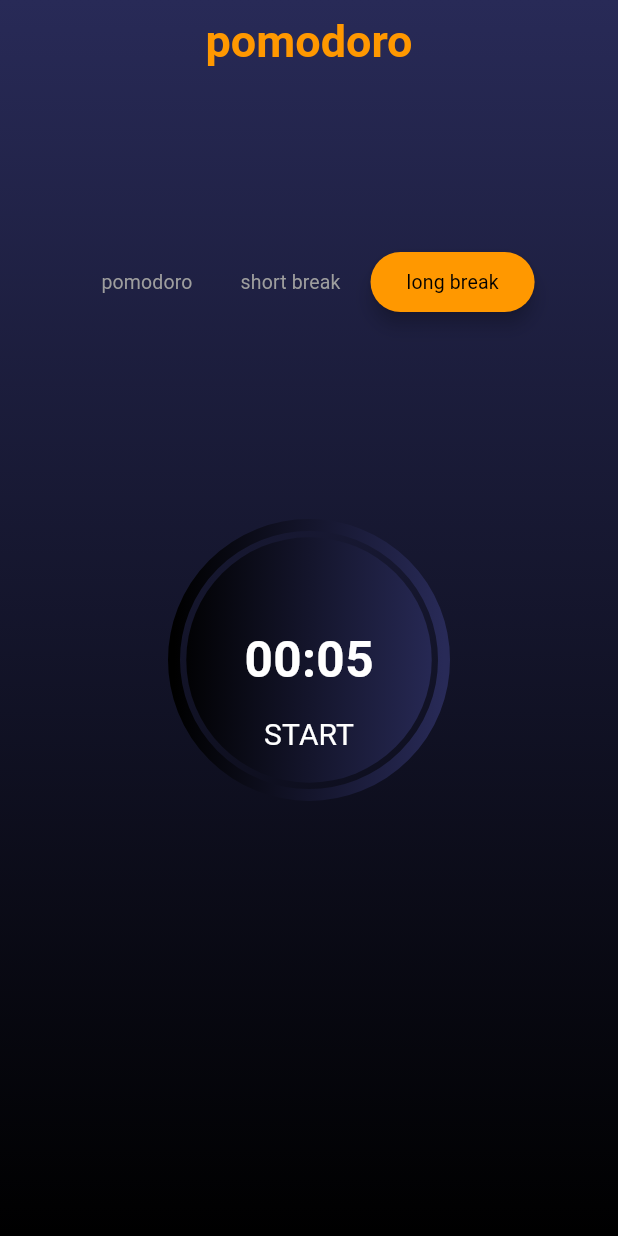
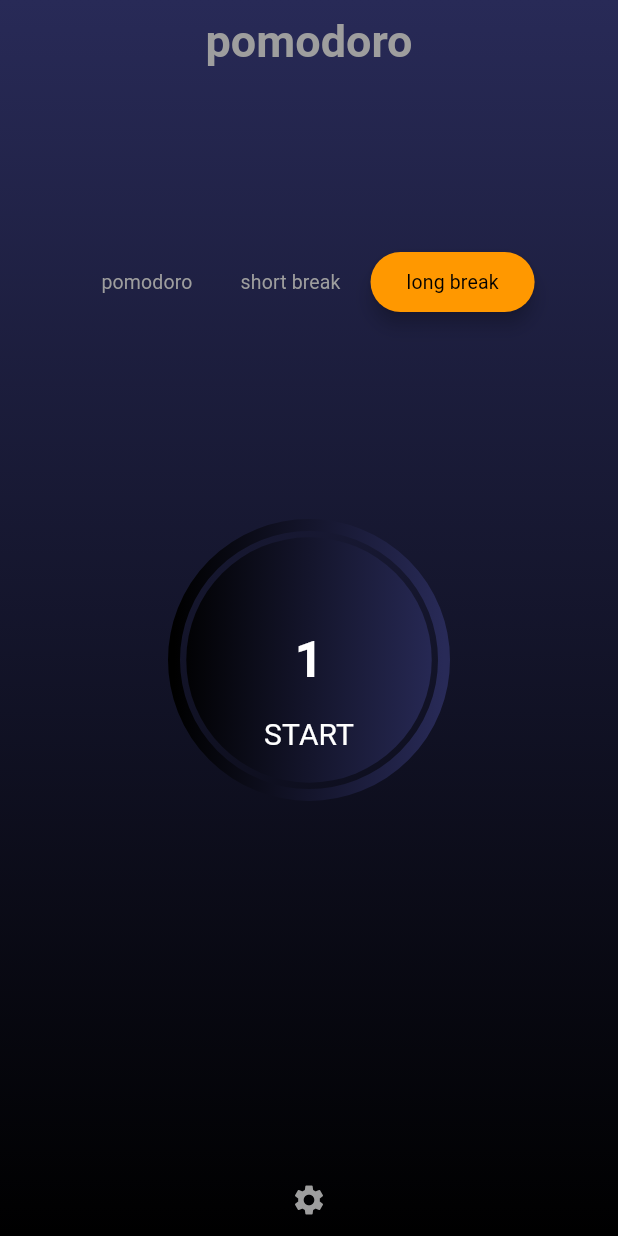
Before and after one commit to kegriffi56/pomo_app, a Flutter app: the screen it shows after launch, after a tap on "short break", after a tap on "long break", on a phone screen of 412 x 824 dp. Run offline on Flutter 3.47's test engine with Material 3 defaults, Android fonts, the phone set to English and light mode, and no system bars; drawn by our look-alikes of circular_countdown_timer; our stand-ins replace flutter_riverpod, riverpod_annotation; generated files the repository leaves out were written again; statements that could not run were skipped.

Commit message:
saving progress

```diff
--- a/lib/main.dart
+++ b/lib/main.dart
@@ -18,13 +18,12 @@ class MyApp extends ConsumerWidget {
   // This widget is the root of your application.
   @override
   Widget build(BuildContext context, WidgetRef ref) {
-    final titleColor = ref.watch(highlightColorProvider);
     final height = MediaQuery.of(context).size.height;
     final width = MediaQuery.of(context).size.width;
     var tab = height > 1000 || width > 1000;
     var port = tab ? -0.6 : -0.7;
     var land = tab ? -0.7 : -0.95;
-    var timerVert = !tab && width > height ? 0.5 : 0.0;
+    var timerVert = !tab && width > height ? 0.4 : 0.0;
     var buttonBarVert = height > width ? port : land;
     return MaterialApp(
       theme:
@@ -41,10 +40,10 @@ class MyApp extends ConsumerWidget {
         child: Scaffold(
           appBar: AppBar(
             backgroundColor: Colors.transparent.withOpacity(0),
-            title: Text("pomodoro",
+            title: const Text(con.pomodoroLabel,
                 style: TextStyle(
                   fontSize: 30,
-                  color: titleColor,
+                  color: Colors.grey,
                   fontWeight: FontWeight.bold,
                 )),
             centerTitle: true,
@@ -59,9 +58,73 @@ class MyApp extends ConsumerWidget {
               alignment: Alignment(0.0, timerVert),
               child: const TimerDisplay(),
             ),
+            const Align(
+              alignment: FractionalOffset.bottomCenter,
+              child: ConfigButton(),
+            )
           ]),
         ),
       ),
+    );
+  }
+}
+
+class SettingsPage extends ConsumerWidget {
+  const SettingsPage({super.key});
+
+  @override
+  Widget build(BuildContext context, WidgetRef ref) {
+    return Dialog(
+      child: SizedBox(
+        width: MediaQuery.of(context).size.width * 0.8,
+        height: MediaQuery.of(context).size.height * 0.8,
+        child: Scaffold(
+          appBar: AppBar(
+            automaticallyImplyLeading: false,
+            actions:[
+              IconButton(
+                icon: const Icon(con.closeIcon),
+                  onPressed: () {
+                    Navigator.pop(context);
+                  },
+                ),
+            ],
+            backgroundColor: Colors.transparent.withOpacity(0),
+            title: const Text(con.settingsLabel,
+                style: TextStyle(
+                  fontSize: 30,
+                  color: Colors.black,
+                  fontWeight: FontWeight.bold,
+                )
+              ),
+            centerTitle: false,
+          ),
+          body: const Padding(
+            padding: EdgeInsets.all(8.0),
+            child: Column(
+              mainAxisSize: MainAxisSize.min,
+              mainAxisAlignment: MainAxisAlignment.center,
+              children: [
+                Text('TODO'),
+              ],
+            ),
+          ),
+        ),
+      ),
+    );
+  }
+}
+
+class ConfigButton extends ConsumerWidget {
+  const ConfigButton({super.key});
+  @override
+  Widget build(BuildContext context, WidgetRef ref) {
+    return IconButton(
+      icon: const Icon(con.settingsIcon),
+      color: Colors.grey,
+      onPressed: () => showDialog<String>(
+          context: context,
+          builder: (BuildContext context) => const SettingsPage()),
     );
   }
 }
@@ -106,8 +169,7 @@ class ScreenButton extends ConsumerWidget {
             fontSize: 13,
             color: Colors.black,
             fontWeight: FontWeight.normal,
-          )
-        ),
+          )),
       );
     } else {
       return TextButton(
@@ -117,8 +179,7 @@ class ScreenButton extends ConsumerWidget {
             fontSize: 13,
             color: Colors.grey,
             fontWeight: FontWeight.normal,
-          )
-        ),
+          )),
       );
     }
   }
@@ -128,6 +189,7 @@ class ButtonBar extends ConsumerWidget {
   const ButtonBar({super.key});
   @override
   Widget build(BuildContext context, WidgetRef ref) {
+    final controller = ref.watch(controllerProvider);
     final activeButton = ref.watch(activeScreenButtonProvider);
     final pomoActive = activeButton == con.pomodoroLabel;
     final longActive = activeButton == con.longBreakLabel;
@@ -141,28 +203,49 @@ class ButtonBar extends ConsumerWidget {
             active: pomoActive,
             onPressed: () {
               final duration = ref.watch(pomoDurationProvider);
-            ref.read(activeScreenButtonProvider.notifier).update(con.pomodoroLabel);
-            ref.read(timerDurationProvider.notifier).update(duration);
-          }
-        ),
+              ref
+                  .read(activeScreenButtonProvider.notifier)
+                  .update(con.pomodoroLabel);
+              ref
+                  .read(timerDurationProvider.notifier)
+                  .update(duration);
+              controller.reset();
+              ref
+                  .read(timerButtonCallbackProvider.notifier)
+                  .update(() => controller.restart(duration: duration));
+            }),
         ScreenButton(
             title: con.shortBreakLabel,
             active: longActive,
             onPressed: () {
               final duration = ref.watch(longBreakDurationProvider);
-              ref.read(activeScreenButtonProvider.notifier).update(con.longBreakLabel);
-              ref.read(timerDurationProvider.notifier).update(duration);
-            }
-          ),
+              ref
+                  .read(activeScreenButtonProvider.notifier)
+                  .update(con.longBreakLabel);
+              ref
+                  .read(timerDurationProvider.notifier)
+                  .update(duration);
+              controller.reset();
+              ref
+                  .read(timerButtonCallbackProvider.notifier)
+                  .update(() => controller.restart(duration: duration));
+            }),
         ScreenButton(
             title: con.longBreakLabel,
             active: shortActive,
             onPressed: () {
               final duration = ref.watch(shortBreakDurationProvider);
-              ref.read(activeScreenButtonProvider.notifier).update(con.shortBreakLabel);
-              ref.read(timerDurationProvider.notifier).update(duration);
-            }
-          ),
+              ref
+                  .read(activeScreenButtonProvider.notifier)
+                  .update(con.shortBreakLabel);
+              ref
+                  .read(timerDurationProvider.notifier)
+                  .update(duration);
+              controller.reset();
+              ref
+                  .read(timerButtonCallbackProvider.notifier)
+                  .update(() => controller.restart(duration: duration));
+            }),
       ],
     );
   }
@@ -176,7 +259,6 @@ class TimerDisplay extends ConsumerWidget {
     final controller = ref.watch(controllerProvider);
     final ringColor = ref.watch(highlightColorProvider);
     controller.isPaused.addListener(() {
-      debugPrint("----> isPaused: ${controller.isPaused.value}");
       if (controller.isPaused.value == true) {
         ref.read(timerButtonTitleProvider.notifier).update(con.resumeLabel);
         ref
@@ -186,7 +268,6 @@ class TimerDisplay extends ConsumerWidget {
     });
     controller.isResumed.addListener(() {
       if (controller.isResumed.value == true) {
-        debugPrint("----> isResumed: ${controller.isResumed.value}");
         ref.read(timerButtonTitleProvider.notifier).update(con.pauseLabel);
         ref
             .read(timerButtonCallbackProvider.notifier)
@@ -208,72 +289,34 @@ class TimerDisplay extends ConsumerWidget {
                     width: 180,
                     height: 180,
                     child: CircularCountDownTimer(
-                      // Countdown duration in Seconds.
                       duration: duration,
-
-                      // Countdown initial elapsed Duration in Seconds.
                       initialDuration: 0,
-
-                      // Controls (i.e Start, Pause, Resume, Restart) the Countdown Timer.
                       controller: controller,
-
-                      // Width of the Countdown Widget.
-                      width: MediaQuery.of(context).size.width / 2,
-
-                      // Height of the Countdown Widget.
-                      height: MediaQuery.of(context).size.height / 2,
-
-                      // Ring Color for Countdown Widget.
+                      // width and height don't seem to matter in a sized box
+                      width: 0.0,
+                      height: 0.0,
                       ringColor: ringColor,
-
-                      // Ring Gradient for Countdown Widget.
                       ringGradient: const LinearGradient(
                           colors: [Colors.black, Color(0xFF282a57)]),
-
-                      // Filling Color for Countdown Widget.
                       fillColor: ringColor,
-
-                      // Filling Gradient for Countdown Widget.
                       fillGradient: null,
-
-                      // Background Color for Countdown Widget.
                       backgroundColor: Colors.indigo,
-
-                      // Background Gradient for Countdown Widget.
                       backgroundGradient: const LinearGradient(
                           colors: [Colors.black, Color(0xFF282a57)]),
-
-                      // Border Thickness of the Countdown Ring.
                       strokeWidth: 8.0,
-
-                      // Begin and end contours with a flat edge and no extension.
                       strokeCap: StrokeCap.round,
-
-                      // Text Style for Countdown Text.
                       textStyle: const TextStyle(
                         fontSize: 33.0,
                         color: Colors.white,
                         fontWeight: FontWeight.bold,
                       ),
-
-                      // Format for the Countdown Text.
-                      textFormat: CountdownTextFormat.MM_SS,
-
-                      // Handles Countdown Timer (true for Reverse Countdown (max to 0), false for Forward Countdown (0 to max)).
+                      textFormat: CountdownTextFormat
+                          .MM_SS, // doesn't take effect with the custom format
                       isReverse: true,
-
-                      // Handles Animation Direction (true for Reverse Animation, false for Forward Animation).
                       isReverseAnimation: false,
-
-                      // Handles visibility of the Countdown Text.
                       isTimerTextShown: true,
-
-                      // Handles the timer start.
                       autoStart: false,
-
-                      // This Callback will execute when the Countdown Starts.
                       onStart: () {
-                        debugPrint('Countdown Started');
                         ref
                             .read(timerButtonTitleProvider.notifier)
                             .update(con.pauseLabel);
@@ -281,29 +324,29 @@ class TimerDisplay extends ConsumerWidget {
                             .read(timerButtonCallbackProvider.notifier)
                             .update(() => controller.pause());
                       },
-
-                      // This Callback will execute when the Countdown Ends.
                       onComplete: () {
-                        // Here, do whatever you want
-                        debugPrint('Countdown Ended');
                         controller.reset();
                         ref
                             .read(timerButtonTitleProvider.notifier)
                             .update(con.startLabel);
-                        ref
-                            .read(timerButtonCallbackProvider.notifier)
-                            .update(() => controller.restart());
+                        ref.
+                            read(timerButtonCallbackProvider.notifier)
+                            .update(() => controller.restart(duration: duration));
                       },
-
-                      // This Callback will execute when the Countdown Changes.
                       onChange: (String timeStamp) {},
                       timeFormatterFunction:
                           (defaultFormatterFunction, duration) {
                         if (duration.inSeconds == 0) {
-                          return "00:00";
+                          return "0";
                         } else {
-                          return Function.apply(
-                              defaultFormatterFunction, [duration]);
+                          // Only way I could think of to only update once per minute
+                          var sec = duration.inSeconds % 60;
+                          if (sec != 0) {
+                            return ((duration.inMinutes + 1) % 60).toString();
+                          } else {
+                            return (duration.inMinutes % 60).toString();
+                          }
+                          // return Function.apply(defaultFormatterFunction, [duration]);
                         }
                       },
                     ),
@@ -322,6 +365,7 @@ class TimerDisplay extends ConsumerWidget {
   }
 }
 
+// TO-DO: see if there is a way to move all these to a separate file
 @riverpod
 CountDownController controller(ControllerRef ref) => CountDownController();
 
@@ -329,8 +373,9 @@ CountDownController controller(ControllerRef ref) => CountDownController();
 class TimerButtonCallback extends _$TimerButtonCallback {
   @override
   VoidCallback build() => () {
+        final duration = ref.watch(timerDurationProvider);
         final controller = ref.watch(controllerProvider);
-        controller.start();
+        controller.restart(duration: duration);
       };
 
   void update(VoidCallback cb) {
@@ -384,15 +429,6 @@ class TimerButtonTitle extends _$TimerButtonTitle {
 }
 
 @riverpod
-class TimerIsPaused extends _$TimerIsPaused {
-  @override
-  bool build() => false;
-  void update(bool val) {
-    state = val;
-  }
-}
-
-@riverpod
 class HighlightColor extends _$HighlightColor {
   @override
   Color build() => Colors.orange;
```
Also changed, not shown: lib/constants/constants.dart (+9 -3 lines), lib/main.g.dart, 1 other file. Lines whose indentation alone changed are shown as unchanged.
